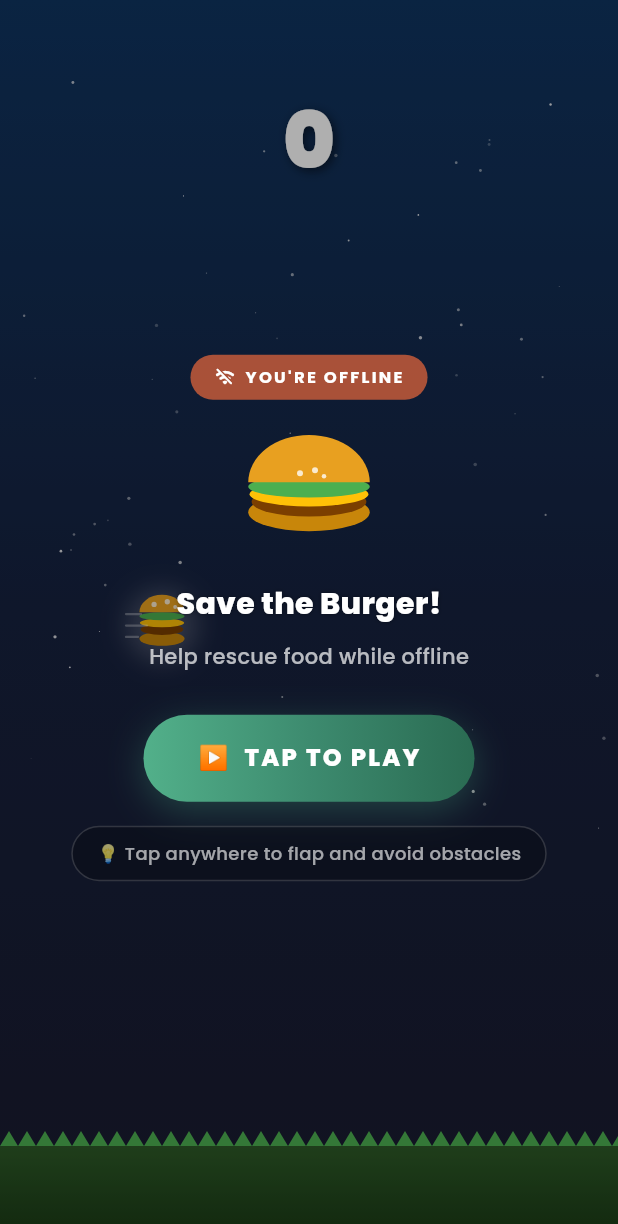
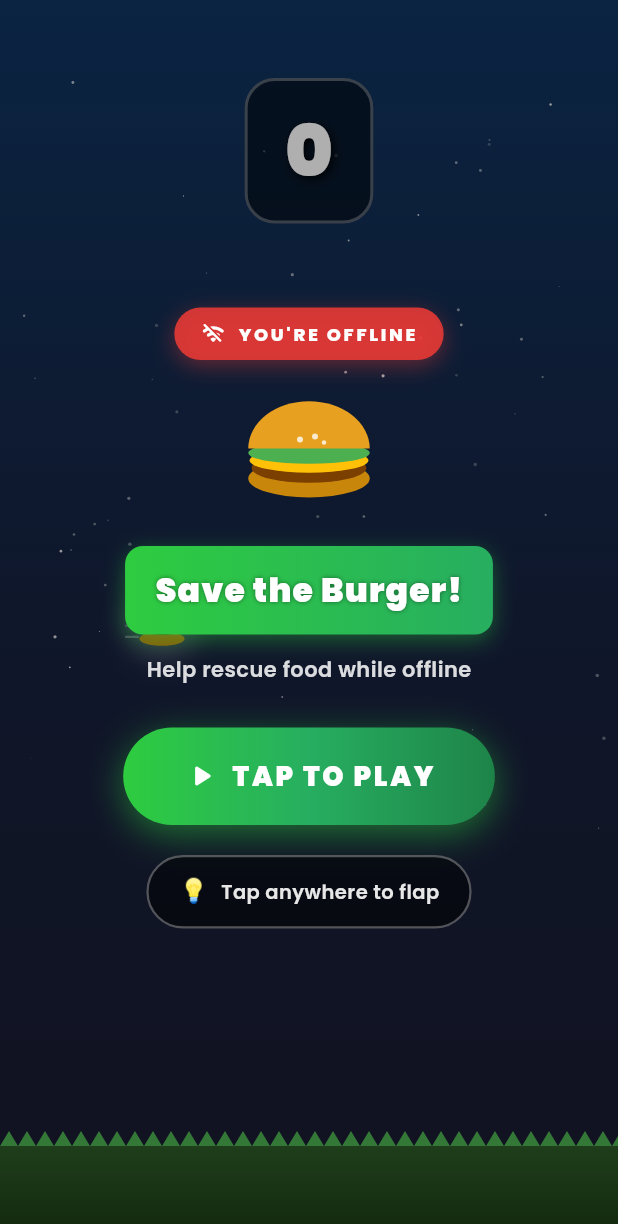
Before and after one commit to SHUBHAM-GITHUB1/ShareMeal, a Flutter app: the FlappyBirdGame screen opened directly, on a phone screen of 412 x 824 dp. Shown: the top 1224 px of the screen. Run offline on Flutter 3.47's test engine with Material 3 defaults, Android fonts, the phone set to English and light mode, and no system bars; our stand-ins replace cached_network_image, cloud_firestore, connectivity_plus, firebase_auth, firebase_core, flutter_local_notifications and 8 more; missing offline and left inert: workmanager; accounts and stored records are empty; statements that could not run were skipped.

Commit message:
updated flappy bird

```diff
--- a/lib/screens/offline_game_screen.dart
+++ b/lib/screens/offline_game_screen.dart
@@ -346,23 +346,46 @@ class _FlappyBirdGameState extends State<FlappyBirdGame>
       top: 52, left: 0, right: 0,
       child: Column(children: [
         // Score
-        Text(
+        Container(
+          padding: const EdgeInsets.symmetric(horizontal: 24, vertical: 8),
+          decoration: BoxDecoration(
+            color: Colors.black.withOpacity(0.5),
+            borderRadius: BorderRadius.circular(20),
+            border: Border.all(color: Colors.white.withOpacity(0.3), width: 2),
+          ),
+          child: Text(
             '$_score',
             style: const TextStyle(
-            fontSize: 52, fontWeight: FontWeight.w900,
+              fontSize: 48, fontWeight: FontWeight.w900,
               color: Colors.white,
-            shadows: [Shadow(color: Colors.black54, blurRadius: 8, offset: Offset(2, 2))],
+              letterSpacing: 2,
+              shadows: [
+                Shadow(color: Colors.black87, blurRadius: 8, offset: Offset(2, 2)),
+              ],
+            ),
           ),
         ),
         // Best
-        if (_best > 0)
-          Text(
+        if (_best > 0) ...[
+          const SizedBox(height: 6),
+          Container(
+            padding: const EdgeInsets.symmetric(horizontal: 12, vertical: 4),
+            decoration: BoxDecoration(
+              gradient: const LinearGradient(
+                colors: [Color(0xFFFFD700), Color(0xFFFFA000)],
+              ),
+              borderRadius: BorderRadius.circular(12),
+            ),
+            child: Text(
               'Best: $_best',
-            style: TextStyle(
-              fontSize: 14, fontWeight: FontWeight.w600,
-              color: Colors.white.withAlpha(180),
+              style: const TextStyle(
+                fontSize: 14, fontWeight: FontWeight.w800,
+                color: Colors.white,
+                letterSpacing: 0.5,
               ),
             ),
+          ),
+        ],
       ]),
     );
   }
@@ -375,46 +398,90 @@ class _FlappyBirdGameState extends State<FlappyBirdGame>
           child: Column(mainAxisSize: MainAxisSize.min, children: [
             // Offline badge
             Container(
-              padding: const EdgeInsets.symmetric(horizontal: 16, vertical: 6),
+              padding: const EdgeInsets.symmetric(horizontal: 18, vertical: 8),
               decoration: BoxDecoration(
-                color: AppColors.terr.withAlpha(200),
-                borderRadius: BorderRadius.circular(20),
+                color: Color(0xFFE53935).withOpacity(0.9),
+                borderRadius: BorderRadius.circular(25),
+                boxShadow: [
+                  BoxShadow(
+                    color: Color(0xFFE53935).withOpacity(0.4),
+                    blurRadius: 12,
+                    offset: const Offset(0, 4),
+                  ),
+                ],
               ),
               child: const Row(mainAxisSize: MainAxisSize.min, children: [
-                Icon(Icons.wifi_off_rounded, color: Colors.white, size: 14),
-                SizedBox(width: 6),
+                Icon(Icons.wifi_off_rounded, color: Colors.white, size: 16),
+                SizedBox(width: 8),
                 Text('YOU\'RE OFFLINE', style: TextStyle(
-                  color: Colors.white, fontSize: 11,
-                  fontWeight: FontWeight.w700, letterSpacing: 1.5,
+                  color: Colors.white, fontSize: 12,
+                  fontWeight: FontWeight.w800, letterSpacing: 1.8,
                 )),
               ]),
             ),
-            const SizedBox(height: 20),
+            const SizedBox(height: 24),
 
             if (_dead) ...[
+              Container(
+                padding: const EdgeInsets.symmetric(horizontal: 24, vertical: 16),
+                decoration: BoxDecoration(
+                  color: Colors.black.withOpacity(0.7),
+                  borderRadius: BorderRadius.circular(16),
+                  border: Border.all(color: const Color(0xFFE53935), width: 2),
+                ),
+                child: Column(mainAxisSize: MainAxisSize.min, children: [
                   const Row(mainAxisSize: MainAxisSize.min, children: [
-                Icon(Icons.delete_outline_rounded, color: AppColors.terr, size: 36),
-                SizedBox(width: 8),
+                    Icon(Icons.delete_outline_rounded, color: Color(0xFFE53935), size: 32),
+                    SizedBox(width: 10),
                     Text('FOOD WASTED', style: TextStyle(
-                  fontSize: 38, fontWeight: FontWeight.w900,
-                  color: AppColors.terr,
-                  shadows: [Shadow(color: Colors.black54, blurRadius: 10)],
+                      fontSize: 32, fontWeight: FontWeight.w900,
+                      color: Color(0xFFE53935),
+                      letterSpacing: 1.2,
+                      shadows: [
+                        Shadow(color: Colors.black87, blurRadius: 8, offset: Offset(2, 2)),
+                      ],
                     )),
                   ]),
+                  const SizedBox(height: 16),
+                  Container(
+                    padding: const EdgeInsets.symmetric(horizontal: 20, vertical: 10),
+                    decoration: BoxDecoration(
+                      color: Color(0xFF2ECC40).withOpacity(0.2),
+                      borderRadius: BorderRadius.circular(12),
+                      border: Border.all(color: const Color(0xFF2ECC40), width: 1.5),
+                    ),
+                    child: Text('$_foodName Saved: $_score', style: const TextStyle(
+                      fontSize: 20, color: Color(0xFF2ECC40), fontWeight: FontWeight.w800,
+                      letterSpacing: 0.5,
+                    )),
+                  ),
+                  if (_score == _best && _score > 0) ...[
                     const SizedBox(height: 12),
-              Text('$_foodName saved: $_score', style: const TextStyle(
-                fontSize: 20, color: Colors.white, fontWeight: FontWeight.w700,
+                    Container(
+                      padding: const EdgeInsets.symmetric(horizontal: 16, vertical: 6),
+                      decoration: BoxDecoration(
+                        gradient: const LinearGradient(
+                          colors: [Color(0xFFFFD700), Color(0xFFFFA000)],
+                        ),
+                        borderRadius: BorderRadius.circular(20),
+                      ),
+                      child: const Text('🏆 NEW BEST!', style: TextStyle(
+                        fontSize: 16, color: Colors.white, fontWeight: FontWeight.w900,
+                        letterSpacing: 1.5,
                       )),
-              if (_score == _best && _score > 0) ...[
-                const SizedBox(height: 6),
-                const Text('🏆 New Best!', style: TextStyle(
-                  fontSize: 18, color: AppColors.amber, fontWeight: FontWeight.w700,
-                )),
+                    ),
                   ],
-              const SizedBox(height: 6),
-              Text(
+                  const SizedBox(height: 12),
+                  const Text(
                     'Don\'t let food go to waste!',
-                style: TextStyle(fontSize: 14, color: Colors.white.withAlpha(180), fontStyle: FontStyle.italic),
+                    style: TextStyle(
+                      fontSize: 13,
+                      color: Colors.white70,
+                      fontStyle: FontStyle.italic,
+                      fontWeight: FontWeight.w500,
+                    ),
+                  ),
+                ]),
               ),
               const SizedBox(height: 28),
             ] else ...[
@@ -426,18 +493,41 @@ class _FlappyBirdGameState extends State<FlappyBirdGame>
                 ),
               ),
               const SizedBox(height: 10),
-              Text(
+              Container(
+                padding: const EdgeInsets.symmetric(horizontal: 20, vertical: 12),
+                decoration: BoxDecoration(
+                  gradient: const LinearGradient(
+                    colors: [Color(0xFF2ECC40), Color(0xFF27AE60)],
+                  ),
+                  borderRadius: BorderRadius.circular(12),
+                  boxShadow: [
+                    BoxShadow(
+                      color: Color(0xFF2ECC40).withOpacity(0.4),
+                      blurRadius: 12,
+                      offset: const Offset(0, 4),
+                    ),
+                  ],
+                ),
+                child: Text(
                   'Save the $_foodName!',
                   style: const TextStyle(
-                  fontSize: 20, fontWeight: FontWeight.w800,
+                    fontSize: 22, fontWeight: FontWeight.w900,
                     color: Colors.white,
-                  shadows: [Shadow(color: Colors.black38, blurRadius: 4)],
+                    letterSpacing: 0.8,
+                    shadows: [Shadow(color: Colors.black45, blurRadius: 4)],
                   ),
                 ),
-              const SizedBox(height: 8),
-              Text('Help rescue food while offline', style: TextStyle(
-                fontSize: 14, color: Colors.white.withAlpha(180), fontWeight: FontWeight.w500,
-              )),
+              ),
+              const SizedBox(height: 12),
+              Text(
+                'Help rescue food while offline',
+                style: TextStyle(
+                  fontSize: 14,
+                  color: Colors.white.withOpacity(0.85),
+                  fontWeight: FontWeight.w600,
+                  letterSpacing: 0.3,
+                ),
+              ),
               const SizedBox(height: 28),
             ],
 
@@ -445,36 +535,62 @@ class _FlappyBirdGameState extends State<FlappyBirdGame>
             GestureDetector(
               onTap: _jump,
               child: Container(
-                padding: const EdgeInsets.symmetric(horizontal: 36, vertical: 16),
+                padding: const EdgeInsets.symmetric(horizontal: 40, vertical: 18),
                 decoration: BoxDecoration(
                   gradient: const LinearGradient(
-                    colors: [AppColors.sageMid, AppColors.sage, AppColors.sageDk],
+                    colors: [Color(0xFF2ECC40), Color(0xFF27AE60), Color(0xFF1E8449)],
                   ),
                   borderRadius: BorderRadius.circular(50),
                   boxShadow: [
-                    BoxShadow(color: AppColors.sage.withAlpha(100), blurRadius: 20, offset: const Offset(0, 6)),
+                    BoxShadow(
+                      color: Color(0xFF2ECC40).withOpacity(0.5),
+                      blurRadius: 20,
+                      offset: const Offset(0, 6),
+                    ),
                   ],
                 ),
-                child: Text(
-                  _dead ? '▶  PLAY AGAIN' : '▶  TAP TO PLAY',
+                child: Row(
+                  mainAxisSize: MainAxisSize.min,
+                  children: [
+                    const Icon(Icons.play_arrow_rounded, color: Colors.white, size: 24),
+                    const SizedBox(width: 8),
+                    Text(
+                      _dead ? 'PLAY AGAIN' : 'TAP TO PLAY',
                       style: const TextStyle(
-                    color: Colors.white, fontSize: 16,
-                    fontWeight: FontWeight.w800, letterSpacing: 1.5,
+                        color: Colors.white, fontSize: 18,
+                        fontWeight: FontWeight.w900, letterSpacing: 1.8,
+                      ),
+                    ),
+                  ],
                 ),
               ),
             ),
+            const SizedBox(height: 20),
+            Container(
+              padding: const EdgeInsets.symmetric(horizontal: 20, vertical: 10),
+              decoration: BoxDecoration(
+                color: Colors.black.withOpacity(0.5),
+                borderRadius: BorderRadius.circular(25),
+                border: Border.all(color: Colors.white.withOpacity(0.3), width: 1.5),
               ),
-            const SizedBox(height: 16),
-            Container(
-              padding: const EdgeInsets.symmetric(horizontal: 16, vertical: 8),
-              decoration: BoxDecoration(
-                color: Colors.black.withAlpha(60),
-                borderRadius: BorderRadius.circular(20),
-                border: Border.all(color: Colors.white.withAlpha(40), width: 1),
+              child: Row(
+                mainAxisSize: MainAxisSize.min,
+                children: [
+                  const Text(
+                    '💡',
+                    style: TextStyle(fontSize: 16),
                   ),
-              child: Text(
-                '💡 Tap anywhere to flap and avoid obstacles',
-                style: TextStyle(fontSize: 12, color: Colors.white.withAlpha(160), fontWeight: FontWeight.w500),
+                  const SizedBox(width: 8),
+                  Text(
+                    'Tap anywhere to flap',
+                    style: TextStyle(
+                      fontSize: 13,
+                      color: Colors.white.withOpacity(0.9),
+                      fontWeight: FontWeight.w600,
+                      letterSpacing: 0.3,
+                    ),
+                  ),
+                ],
               ),
             ),
           ]),
```
Lines whose indentation alone changed are shown as unchanged.
